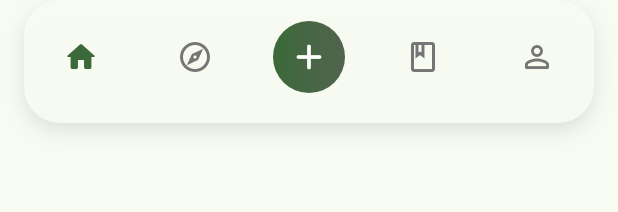
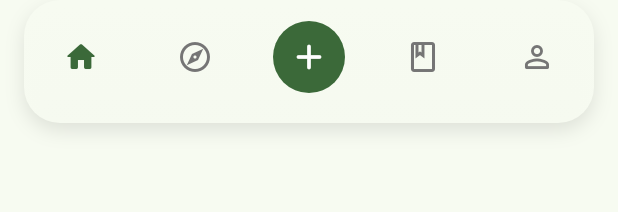
Before and after one commit to masudparvez2050/ai-recipe-maker, a Flutter app: the BottomNav widget shown alone on an empty page, opened directly, on a phone screen of 412 x 824 dp. Shown: the top 212 px of the screen. Run offline on Flutter 3.47's test engine with Material 3 defaults, Android fonts, the phone set to English and light mode, and no system bars; our stand-ins replace flutter_animate, flutter_dotenv, flutter_staggered_animations, google_generative_ai, share_plus, shared_preferences and 1 more; accounts and stored records are empty.

Commit message:
Update bottom_nav.dart

```diff
--- a/lib/widgets/bottom_nav.dart
+++ b/lib/widgets/bottom_nav.dart
@@ -100,12 +100,10 @@ class _BottomNavState extends State<BottomNav>
           width: 48,
           decoration: BoxDecoration(
             shape: BoxShape.circle,
-            gradient: LinearGradient(
-              colors: [
-                Theme.of(context).colorScheme.primary,
-                Theme.of(context).colorScheme.secondary,
-              ],
-            ),
+            color:
+                Theme.of(
+                  context,
+                ).colorScheme.primary, // Use solid color instead of gradient
           ),
           child: Center(
             child: Icon(Icons.add_rounded, color: Colors.white, size: 28),
```
Also changed, not shown: public/fonts/fa-brands-400.svg (added), public/fonts/fa-brands-400.ttf (added), public/fonts/fa-regular-400.svg (added), public/fonts/fa-regular-400.ttf (added), public/fonts/fa-solid-900.svg (added), public/fonts/fa-solid-900.ttf (added), 12 other files.
